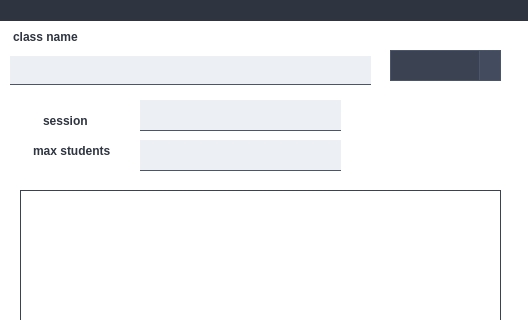
First picture: the form in School_System/ui/AddClassDialog.ui, repository KasperJack/School-Management-System, before the edit; both pictures show x 0 to 528 and y 0 to 320 of the 528 by 469 pixel window.
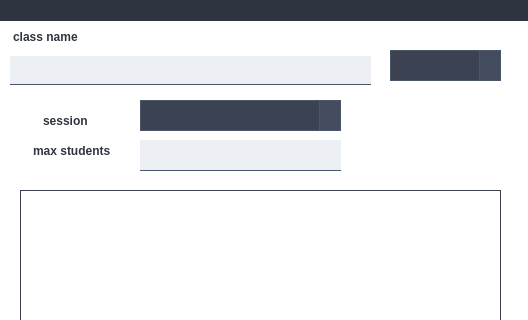
Second picture: the form after the edit. Icons and pictures are not drawn.

```diff
--- a/School_System/ui/AddClassDialog.ui
+++ b/School_System/ui/AddClassDialog.ui
@@ -266,38 +266,6 @@
 </string>
    </property>
   </widget>
-  <widget class="QLineEdit" name="session_field">
-   <property name="geometry">
-    <rect>
-     <x>140</x>
-     <y>100</y>
-     <width>201</width>
-     <height>31</height>
-    </rect>
-   </property>
-   <property name="styleSheet">
-    <string notr="true">QLineEdit {
-    background-color: #eceff4; /* Light background */
-    color: #000000; /* Black text */
-    border: none; /* Remove default border */
-    border-bottom: 1px solid #4C566A; /* Subtle bottom border */
-    padding: 6px; /* Padding inside the field */
-    outline: none; /* Remove focus outline */
-}
-
-/* Focused Input Field */
-QLineEdit:focus {
-    border-bottom: 2px solid #88C0D0; /* Thicker light blue bottom border on focus */
-    background-color: #e1e9f2; /* Slightly lighter background on focus */
-}
-
-/* Placeholder Text */
-QLineEdit::placeholder {
-    color: #4C566A; /* Darker gray for placeholder text */
-}
-</string>
-   </property>
-  </widget>
   <widget class="QLabel" name="label_3">
    <property name="geometry">
     <rect>
@@ -487,6 +455,68 @@
  background-color:#2e3440;</string>
    </property>
   </widget>
+  <widget class="QComboBox" name="sessions_dropdown">
+   <property name="geometry">
+    <rect>
+     <x>140</x>
+     <y>100</y>
+     <width>201</width>
+     <height>31</height>
+    </rect>
+   </property>
+   <property name="font">
+    <font>
+     <family>Segoe UI</family>
+     <strikeout>false</strikeout>
+    </font>
+   </property>
+   <property name="styleSheet">
+    <string notr="true">/* Base ComboBox */
+QComboBox {
+    background-color: #3B4252; /* Darker background to fit the Nord theme */
+    color: #ECEFF4; /* Light text */
+    border: 1px solid #4C566A; /* Neutral gray-blue border */
+    border-radius: 0px; /* No rounded corners */
+    font-family: &quot;Segoe UI&quot;; /* System font */
+    padding: 6px; /* Maintain padding */
+}
+
+/* Arrow Button */
+QComboBox::drop-down {
+    border: none; /* Remove border around the drop-down button */
+    background-color: #434C5E; /* Slightly darker gray for the arrow background */
+    border-left: 1px solid #4C566A; /* Subtle separator */
+    width: 20px; /* Keep original width */
+}
+
+/* Drop-down Arrow */
+QComboBox::down-arrow {
+    image: url(down-arrow-icon.png); /* Custom arrow icon if needed */
+    width: 10px;
+    height: 10px;
+}
+
+/* Drop-down List (Popup Menu) */
+QComboBox QAbstractItemView {
+    background-color: #2E3440; /* Dark background for the list */
+    color: #ECEFF4; /* Light text for readability */
+    border: 1px solid #4C566A; /* Match the border to the base combo box */
+    selection-background-color: #88C0D0; /* Teal highlight for selected items */
+    selection-color: #2E3440; /* Dark text on selection for contrast */
+}
+
+/* Hover Effect */
+QComboBox:hover {
+    border: 1px solid #5E81AC; /* Light blue-gray border on hover */
+}
+
+/* Focused ComboBox */
+QComboBox:focus {
+    border: 1px solid #88C0D0; /* Teal border when focused */
+}
+</string>
+   </property>
+  </widget>
  </widget>
  <resources/>
  <connections/>
```
